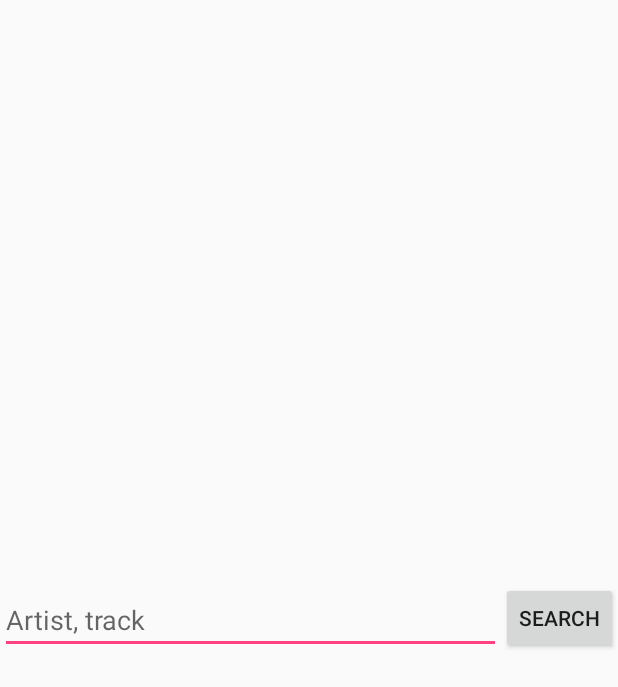
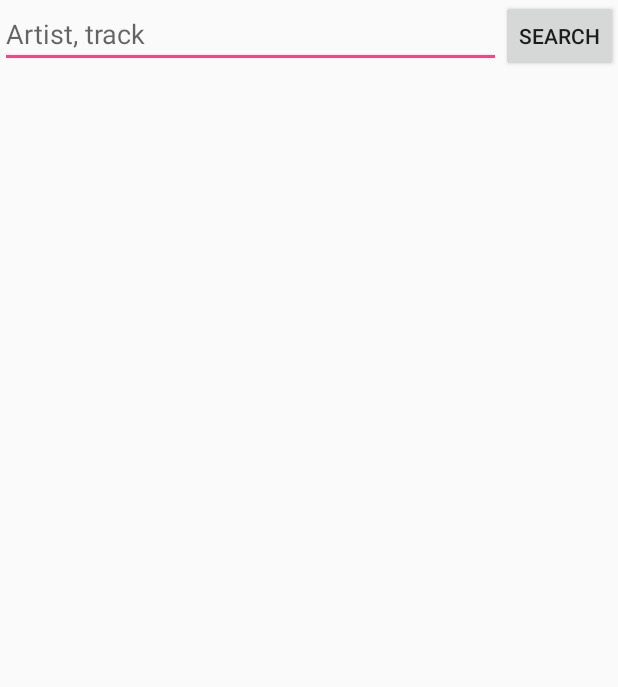
Before and after one commit to WunderMusik/WunderMusik, an Android app: the layout emptyview.xml on its own in the app's theme, with its tools: preview values and no code run, on a phone screen of 412 x 824 dp. Shown: the top 687 px of the screen. Run offline under Robolectric (Android 15) with nearby library versions, the phone set to English and light mode, and no system bars.

Commit message:
#9 Привязал кнопку к обновлению экрана

```diff
--- a/app/src/main/java/ru/bmstu/wundermusik/MainActivity.java
+++ b/app/src/main/java/ru/bmstu/wundermusik/MainActivity.java
@@ -1,6 +1,7 @@
 package ru.bmstu.wundermusik;
 
 import android.support.v7.widget.LinearLayoutManager;
+import android.view.View;
 import android.widget.Toast;
 
 import java.util.List;
@@ -48,6 +49,10 @@ public class MainActivity extends BaseRecycleActivity {
         });
     }
 
+    public void searchButtonClick(View v) {
+        this.onRefresh();
+    }
+
     @Override
     protected int getLayoutId() {
         return R.layout.fragment_search_list;
--- a/app/src/main/res/layout/emptyview.xml
+++ b/app/src/main/res/layout/emptyview.xml
@@ -10,18 +10,17 @@
         android:layout_width="wrap_content"
         android:layout_height="wrap_content"
         android:text="@string/search_button_text"
-        android:id="@+id/button2"
-        android:layout_centerVertical="true"
-        android:layout_alignParentRight="true"
+        android:id="@+id/search_button"
+        android:layout_alignParentTop="true"
+        android:onClick="searchButtonClick"
         android:layout_alignParentEnd="true" />
 
     <EditText
         android:layout_width="wrap_content"
         android:layout_height="wrap_content"
-        android:id="@+id/editText"
-        android:layout_alignBottom="@+id/button2"
-        android:layout_toLeftOf="@+id/button2"
-        android:layout_alignParentLeft="true"
+        android:id="@+id/search_field"
+        android:hint="@string/search_view_hint"
+        android:layout_alignParentTop="true"
         android:layout_alignParentStart="true"
-        android:hint="@string/search_view_hint" />
+        android:layout_toStartOf="@+id/search_button" />
 </RelativeLayout>
--- a/app/src/main/res/values/dimens.xml
+++ b/app/src/main/res/values/dimens.xml
@@ -11,6 +11,7 @@
     <dimen name="splash_text_size">32sp</dimen>
     <dimen name="net_status_text_size">20sp</dimen>
     <dimen name="splash_text">18sp</dimen>
+    <dimen name="title_size">15sp</dimen>
     <dimen name="splash_loader_margin_top">64dp</dimen>
 
     <!-- Player values-->
```
